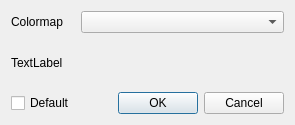
First picture: the form in src/wiser/gui/ui_files/scatter_plot_colormap.ui, repository Ehlmann-research-group/WISER, before the edit.
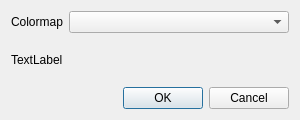
Second picture: the form after the edit.

Commit message: Added create plot button. Fixed bugs with color map chooser. Moved color map chooser and axe limit buttons to above plot.

```diff
--- a/src/wiser/gui/ui_files/scatter_plot_colormap.ui
+++ b/src/wiser/gui/ui_files/scatter_plot_colormap.ui
@@ -6,10 +6,16 @@
    <rect>
     <x>0</x>
     <y>0</y>
-    <width>295</width>
-    <height>125</height>
+    <width>300</width>
+    <height>120</height>
    </rect>
   </property>
+  <property name="sizePolicy">
+   <sizepolicy hsizetype="Fixed" vsizetype="Fixed">
+    <horstretch>0</horstretch>
+    <verstretch>0</verstretch>
+   </sizepolicy>
+  </property>
   <property name="windowTitle">
    <string>Colormap Chooser</string>
   </property>
@@ -41,13 +47,6 @@
      </property>
     </widget>
    </item>
-   <item row="5" column="0">
-    <widget class="QCheckBox" name="default_colormap">
-     <property name="text">
-      <string>Default</string>
-     </property>
-    </widget>
-   </item>
   </layout>
  </widget>
  <resources/>
```
Left out of the diff: 6 changed lines with no effect on the pictures. The commit also changes 5 other files.
